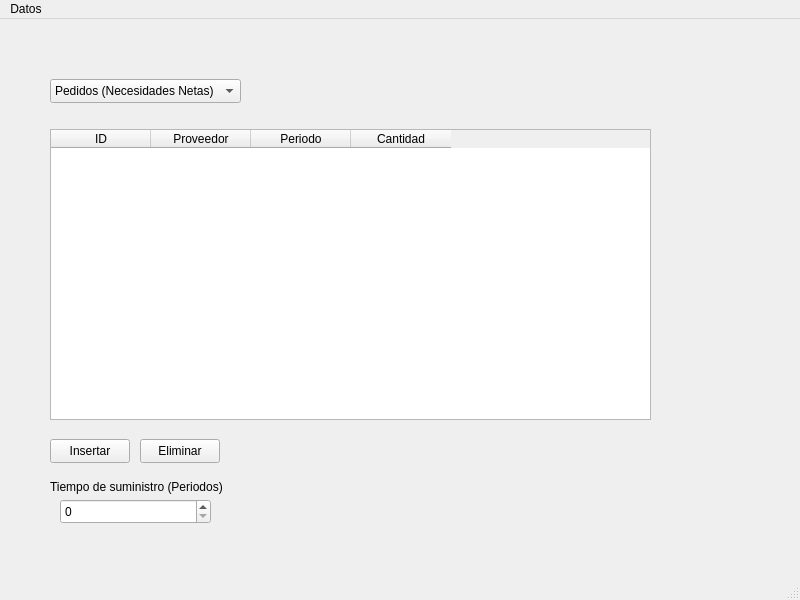
First picture: the form in src/mainwindow.ui, repository TheBerbat/bloque-produccion, before the edit.
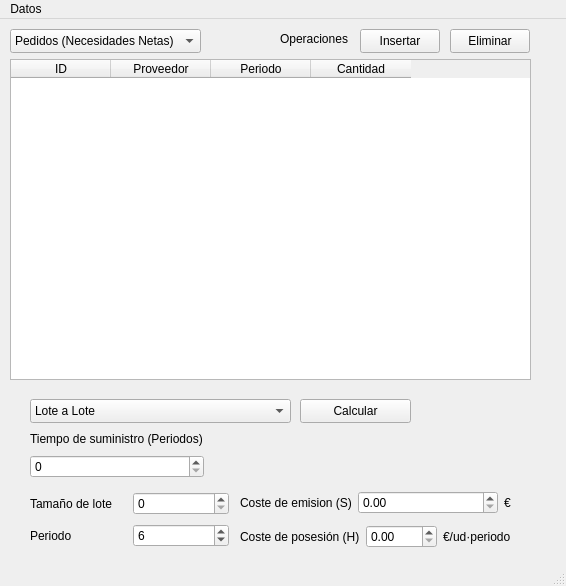
Second picture: the form after the edit.

Commit message: Update mainwindow interface

What changed in the file:
```diff
--- a/src/mainwindow.ui
+++ b/src/mainwindow.ui
@@ -6,8 +6,8 @@
    <rect>
     <x>0</x>
     <y>0</y>
-    <width>800</width>
-    <height>600</height>
+    <width>566</width>
+    <height>586</height>
    </rect>
   </property>
   <property name="windowTitle">
@@ -17,8 +17,8 @@
    <widget class="QPushButton" name="insertButton">
     <property name="geometry">
      <rect>
-      <x>50</x>
-      <y>420</y>
+      <x>360</x>
+      <y>10</y>
       <width>80</width>
       <height>24</height>
      </rect>
@@ -30,10 +30,10 @@
    <widget class="QTableWidget" name="tableWidget">
     <property name="geometry">
      <rect>
-      <x>50</x>
-      <y>110</y>
-      <width>601</width>
-      <height>291</height>
+      <x>10</x>
+      <y>40</y>
+      <width>521</width>
+      <height>321</height>
      </rect>
     </property>
     <column>
@@ -60,8 +60,8 @@
    <widget class="QComboBox" name="selectorTable">
     <property name="geometry">
      <rect>
-      <x>50</x>
-      <y>60</y>
+      <x>10</x>
+      <y>10</y>
       <width>191</width>
       <height>24</height>
      </rect>
@@ -77,34 +77,11 @@
      </property>
     </item>
    </widget>
-   <widget class="QSpinBox" name="spinBox">
-    <property name="geometry">
-     <rect>
-      <x>60</x>
-      <y>480</y>
-      <width>151</width>
-      <height>25</height>
-     </rect>
-    </property>
-   </widget>
-   <widget class="QLabel" name="label">
-    <property name="geometry">
-     <rect>
-      <x>50</x>
-      <y>460</y>
-      <width>191</width>
-      <height>16</height>
-     </rect>
-    </property>
-    <property name="text">
-     <string>Tiempo de suministro (Periodos)</string>
-    </property>
-   </widget>
    <widget class="QPushButton" name="deleteButton">
     <property name="geometry">
      <rect>
-      <x>140</x>
-      <y>420</y>
+      <x>450</x>
+      <y>10</y>
       <width>80</width>
       <height>24</height>
      </rect>
@@ -125,13 +102,236 @@
      <bool>false</bool>
     </property>
    </widget>
+   <widget class="QComboBox" name="algorithmSelector">
+    <property name="geometry">
+     <rect>
+      <x>30</x>
+      <y>380</y>
+      <width>261</width>
+      <height>24</height>
+     </rect>
+    </property>
+    <item>
+     <property name="text">
+      <string>Lote a Lote</string>
+     </property>
+    </item>
+    <item>
+     <property name="text">
+      <string>Lote a Lote con pedido minimo</string>
+     </property>
+    </item>
+    <item>
+     <property name="text">
+      <string>Cantidad Económica de Pedido (EOQ)</string>
+     </property>
+    </item>
+    <item>
+     <property name="text">
+      <string>Periodo fijo</string>
+     </property>
+    </item>
+    <item>
+     <property name="text">
+      <string>Periodo optimo</string>
+     </property>
+    </item>
+    <item>
+     <property name="text">
+      <string>Coste minimo total</string>
+     </property>
+    </item>
+    <item>
+     <property name="text">
+      <string>Coste minimo unitario</string>
+     </property>
+    </item>
+    <item>
+     <property name="text">
+      <string>Silver-Meal</string>
+     </property>
+    </item>
+   </widget>
+   <widget class="QPushButton" name="calculateButton">
+    <property name="geometry">
+     <rect>
+      <x>300</x>
+      <y>380</y>
+      <width>111</width>
+      <height>24</height>
+     </rect>
+    </property>
+    <property name="text">
+     <string>Calcular</string>
+    </property>
+   </widget>
+   <widget class="QLabel" name="label_8">
+    <property name="geometry">
+     <rect>
+      <x>280</x>
+      <y>10</y>
+      <width>81</width>
+      <height>20</height>
+     </rect>
+    </property>
+    <property name="text">
+     <string>Operaciones</string>
+    </property>
+   </widget>
+   <widget class="QWidget" name="">
+    <property name="geometry">
+     <rect>
+      <x>240</x>
+      <y>470</y>
+      <width>271</width>
+      <height>62</height>
+     </rect>
+    </property>
+    <layout class="QVBoxLayout" name="verticalLayout">
+     <item>
+      <layout class="QHBoxLayout" name="horizontalLayout_3">
+       <item>
+        <widget class="QLabel" name="label_4">
+         <property name="text">
+          <string>Coste de emision (S)</string>
+         </property>
+        </widget>
+       </item>
+       <item>
+        <widget class="QDoubleSpinBox" name="emisionCost">
+         <property name="sizePolicy">
+          <sizepolicy hsizetype="Expanding" vsizetype="Fixed">
+           <horstretch>0</horstretch>
+           <verstretch>0</verstretch>
+          </sizepolicy>
+         </property>
+        </widget>
+       </item>
+       <item>
+        <widget class="QLabel" name="label_6">
+         <property name="text">
+          <string>€</string>
+         </property>
+        </widget>
+       </item>
+      </layout>
+     </item>
+     <item>
+      <layout class="QHBoxLayout" name="horizontalLayout_4">
+       <item>
+        <widget class="QLabel" name="label_5">
+         <property name="text">
+          <string>Coste de posesión (H)</string>
+         </property>
+        </widget>
+       </item>
+       <item>
+        <widget class="QDoubleSpinBox" name="holdCost">
+         <property name="sizePolicy">
+          <sizepolicy hsizetype="Expanding" vsizetype="Fixed">
+           <horstretch>0</horstretch>
+           <verstretch>0</verstretch>
+          </sizepolicy>
+         </property>
+        </widget>
+       </item>
+       <item>
+        <widget class="QLabel" name="label_7">
+         <property name="text">
+          <string>€/ud·periodo</string>
+         </property>
+        </widget>
+       </item>
+      </layout>
+     </item>
+    </layout>
+   </widget>
+   <widget class="QWidget" name="">
+    <property name="geometry">
+     <rect>
+      <x>30</x>
+      <y>470</y>
+      <width>199</width>
+      <height>62</height>
+     </rect>
+    </property>
+    <layout class="QVBoxLayout" name="verticalLayout_2">
+     <item>
+      <layout class="QHBoxLayout" name="horizontalLayout">
+       <item>
+        <widget class="QLabel" name="label_2">
+         <property name="text">
+          <string>Tamaño de lote</string>
+         </property>
+        </widget>
+       </item>
+       <item>
+        <widget class="QSpinBox" name="batchSize">
+         <property name="maximum">
+          <number>999999999</number>
+         </property>
+         <property name="displayIntegerBase">
+          <number>10</number>
+         </property>
+        </widget>
+       </item>
+      </layout>
+     </item>
+     <item>
+      <layout class="QHBoxLayout" name="horizontalLayout_2">
+       <item>
+        <widget class="QLabel" name="label_3">
+         <property name="text">
+          <string>Periodo</string>
+         </property>
+        </widget>
+       </item>
+       <item>
+        <widget class="QSpinBox" name="periodSize">
+         <property name="minimum">
+          <number>1</number>
+         </property>
+         <property name="maximum">
+          <number>10</number>
+         </property>
+         <property name="value">
+          <number>6</number>
+         </property>
+        </widget>
+       </item>
+      </layout>
+     </item>
+    </layout>
+   </widget>
+   <widget class="QWidget" name="">
+    <property name="geometry">
+     <rect>
+      <x>30</x>
+      <y>410</y>
+      <width>174</width>
+      <height>49</height>
+     </rect>
+    </property>
+    <layout class="QVBoxLayout" name="verticalLayout_3">
+     <item>
+      <widget class="QLabel" name="label">
+       <property name="text">
+        <string>Tiempo de suministro (Periodos)</string>
+       </property>
+      </widget>
+     </item>
+     <item>
+      <widget class="QSpinBox" name="shipTime"/>
+     </item>
+    </layout>
+   </widget>
   </widget>
   <widget class="QMenuBar" name="menubar">
    <property name="geometry">
     <rect>
      <x>0</x>
      <y>0</y>
-     <width>800</width>
+     <width>566</width>
      <height>21</height>
     </rect>
    </property>
```
